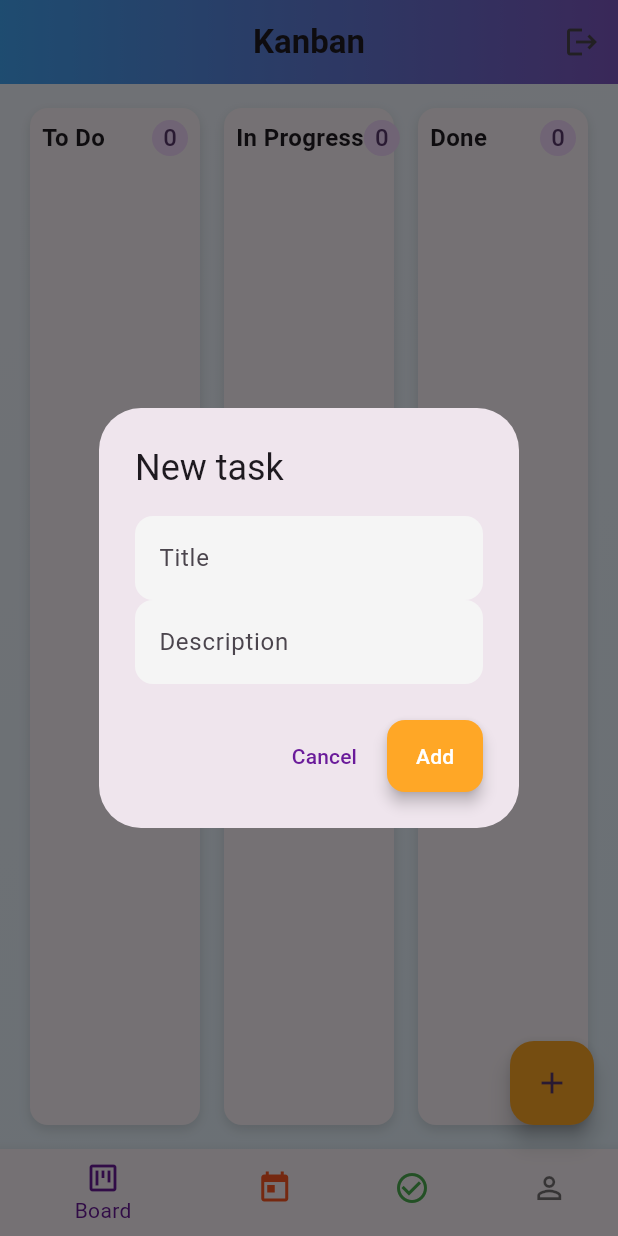
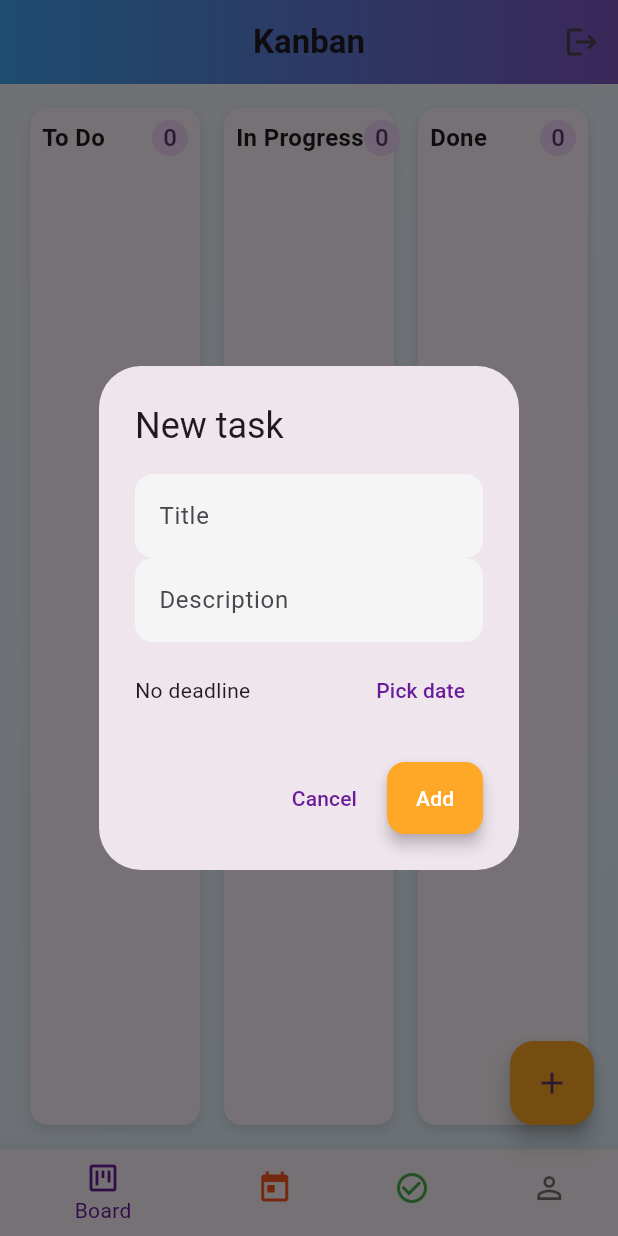
Before and after one commit to motociklist/flutter-kanban, a Flutter app: the screen it shows once a user with an empty profile is signed in, after a tap on the "add" icon, on a phone screen of 412 x 824 dp. Run offline on Flutter 3.47's test engine with Material 3 defaults, Android fonts, the phone set to English and light mode, and no system bars; our stand-ins replace cloud_firestore, firebase_auth, firebase_core; accounts and stored records are empty.

Commit message:
[fk-6] + add update task

```diff
--- a/lib/models/kanban_task.dart
+++ b/lib/models/kanban_task.dart
@@ -9,6 +9,8 @@ class KanbanTask {
   KanbanStatus status;
   Color? color;
   DateTime createdAt;
+  DateTime? deadline;
+  String? createdBy; // uid or display name
 
   KanbanTask({
     required this.id,
@@ -17,5 +19,7 @@ class KanbanTask {
     this.status = KanbanStatus.todo,
     this.color,
     DateTime? createdAt,
+    this.deadline,
+    this.createdBy,
   }) : createdAt = createdAt ?? DateTime.now();
 }
--- a/lib/pages/kanban_page.dart
+++ b/lib/pages/kanban_page.dart
@@ -91,7 +91,9 @@ class _KanbanPageState extends State<KanbanPage> {
             description: task.description,
             status: to,
             color: task.color,
-            createdAt: task.createdAt);
+            createdAt: task.createdAt,
+            deadline: task.deadline,
+            createdBy: task.createdBy);
         _taskService.updateTask(updated);
       } catch (e) {
         debugPrint('Error updating task status: $e');
@@ -131,10 +133,12 @@ class _KanbanPageState extends State<KanbanPage> {
     final formKey = GlobalKey<FormState>();
     String title = '';
     String desc = '';
+    DateTime? deadline;
 
     final ok = await showDialog<bool>(
       context: context,
-      builder: (context) => AlertDialog(
+      builder: (context) => StatefulBuilder(
+          builder: (context, dialogSetState) => AlertDialog(
         title: const Text('New task'),
         content: Form(
           key: formKey,
@@ -151,6 +155,27 @@ class _KanbanPageState extends State<KanbanPage> {
                 decoration: const InputDecoration(labelText: 'Description'),
                 onSaved: (v) => desc = v ?? '',
               ),
+              const SizedBox(height: 8),
+              Row(children: [
+                Expanded(
+                    child: Text(deadline != null
+                        ? 'Due: ${deadline!.toLocal().toIso8601String().split("T").first}'
+                        : 'No deadline')),
+                TextButton(
+                    onPressed: () async {
+                      final picked = await showDatePicker(
+                          context: context,
+                          initialDate: deadline ?? DateTime.now(),
+                          firstDate: DateTime(2000),
+                          lastDate: DateTime(2100));
+                      if (picked != null) {
+                        dialogSetState(() {
+                          deadline = picked;
+                        });
+                      }
+                    },
+                    child: const Text('Pick date')),
+              ]),
             ],
           ),
         ),
@@ -167,15 +192,18 @@ class _KanbanPageState extends State<KanbanPage> {
             child: const Text('Add'),
           ),
         ],
-      ),
+          )),
     );
 
     if (ok == true) {
       final newTask = KanbanTask(
-          id: _id(),
-          title: title,
-          description: desc,
-          status: KanbanStatus.todo);
+        id: _id(),
+        title: title,
+        description: desc,
+        status: KanbanStatus.todo,
+        deadline: deadline,
+        createdBy: _authService.currentUser?.displayName ??
+          _authService.currentUser?.uid);
       if (_authService.currentUser != null) {
         try {
           await _taskService.addTask(newTask);
@@ -194,10 +222,13 @@ class _KanbanPageState extends State<KanbanPage> {
     final formKey = GlobalKey<FormState>();
     String title = task.title;
     String desc = task.description ?? '';
+    KanbanStatus status = task.status;
+    DateTime? deadline = task.deadline;
 
     final ok = await showDialog<String?>(
       context: context,
-      builder: (context) => AlertDialog(
+      builder: (context) => StatefulBuilder(
+          builder: (context, dialogSetState) => AlertDialog(
         title: const Text('Edit task'),
         content: Form(
           key: formKey,
@@ -216,6 +247,44 @@ class _KanbanPageState extends State<KanbanPage> {
                 decoration: const InputDecoration(labelText: 'Description'),
                 onSaved: (v) => desc = v ?? '',
               ),
+              const SizedBox(height: 8),
+              DropdownButtonFormField<KanbanStatus>(
+                value: status,
+                decoration: const InputDecoration(labelText: 'Status'),
+                items: KanbanStatus.values
+                    .map((s) => DropdownMenuItem(
+                        value: s, child: Text(s.name)))
+                    .toList(),
+                onChanged: (v) => status = v ?? status,
+              ),
+              const SizedBox(height: 8),
+              Row(children: [
+                Expanded(
+                  child: Text(deadline != null
+                      ? 'Due: ${deadline!.toLocal().toIso8601String().split("T").first}'
+                      : 'No deadline'),
+                ),
+                TextButton(
+                    onPressed: () async {
+                      final picked = await showDatePicker(
+                          context: context,
+                          initialDate: deadline ?? DateTime.now(),
+                          firstDate: DateTime(2000),
+                          lastDate: DateTime(2100));
+                      if (picked != null) {
+                        dialogSetState(() {
+                          deadline = picked;
+                        });
+                      }
+                    },
+                    child: const Text('Pick date')),
+              ]),
+              const SizedBox(height: 8),
+              if (task.createdBy != null)
+                Text('Creator: ${task.createdBy!}',
+                    style: const TextStyle(fontSize: 12)),
+              Text('Created: ${task.createdAt.toLocal().toIso8601String().split("T").first}',
+                  style: const TextStyle(fontSize: 12)),
             ],
           ),
         ),
@@ -238,7 +307,7 @@ class _KanbanPageState extends State<KanbanPage> {
             child: const Text('Save'),
           ),
         ],
-      ),
+          )),
     );
 
     if (ok == 'delete') {
@@ -259,9 +328,11 @@ class _KanbanPageState extends State<KanbanPage> {
           id: task.id,
           title: title,
           description: desc,
-          status: task.status,
+          status: status,
           color: task.color,
-          createdAt: task.createdAt);
+          createdAt: task.createdAt,
+          deadline: deadline,
+          createdBy: task.createdBy);
       if (_authService.currentUser != null) {
         try {
           await _taskService.updateTask(updated);
--- a/lib/services/firestore_task_service.dart
+++ b/lib/services/firestore_task_service.dart
@@ -50,23 +50,29 @@ class FirestoreTaskService {
         .map((snap) => snap.docs.map((d) => _fromMap(d.data())).toList());
   }
 
-  Map<String, dynamic> _toMap(KanbanTask t) => {
+    Map<String, dynamic> _toMap(KanbanTask t) => {
         'id': t.id,
         'title': t.title,
         'description': t.description,
         'status': t.status.index,
-        'color': t.color?.toARGB32(),
+      'color': t.color?.value,
         'createdAt': t.createdAt.millisecondsSinceEpoch,
+      'deadline': t.deadline?.millisecondsSinceEpoch,
+      'createdBy': t.createdBy,
       };
 
-  KanbanTask _fromMap(Map<String, dynamic> map) => KanbanTask(
+    KanbanTask _fromMap(Map<String, dynamic> map) => KanbanTask(
         id: map['id'],
         title: map['title'],
         description: map['description'],
         status: KanbanStatus.values[map['status'] ?? 0],
-        color: map['color'] != null ? Color(map['color']) : null,
+      color: map['color'] != null ? Color(map['color']) : null,
         createdAt: map['createdAt'] != null
             ? DateTime.fromMillisecondsSinceEpoch(map['createdAt'])
             : DateTime.now(),
+      deadline: map['deadline'] != null
+      ? DateTime.fromMillisecondsSinceEpoch(map['deadline'])
+      : null,
+      createdBy: map['createdBy'],
       );
 }
```
Also changed, not shown: lib/widgets/kanban_card.dart (+24 -0 lines), 1 other file.
